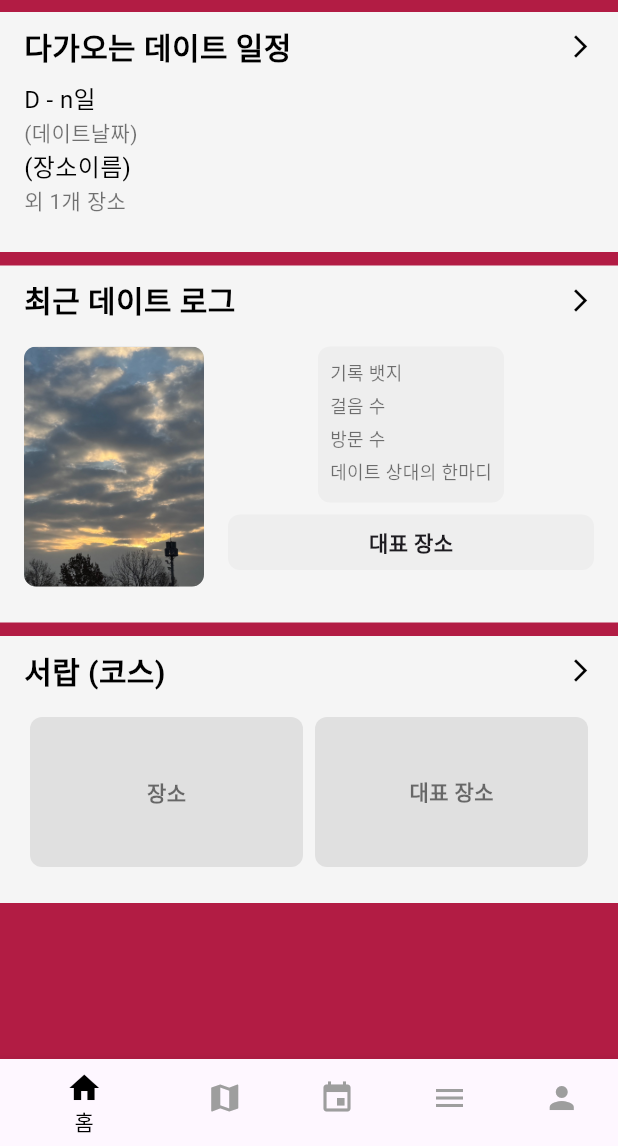
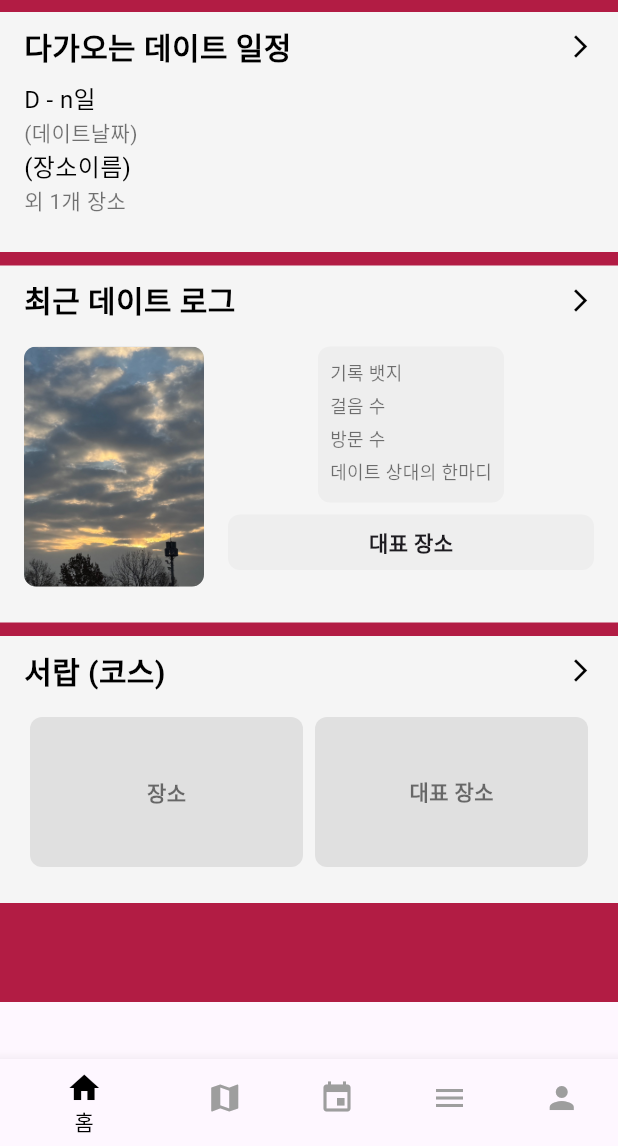
Before and after one commit to SeulHwa1/DateCourse, a Flutter app: the screen it shows after launch, on a phone screen of 412 x 824 dp, the part 90-1236 px from its top. Run offline on Flutter 3.47's test engine with Material 3 defaults, Android fonts, the phone set to English and light mode, and no system bars.

Commit message:
Bottom Overflowed By 4 Pixels 오류 해결

```diff
--- a/lib/screens/main_screen.dart
+++ b/lib/screens/main_screen.dart
@@ -1,7 +1,7 @@
 import 'package:flutter/material.dart';
-import '../components/white_box1.dart'; // WhiteBox 컴포넌트 사용
-import 'date_plan.dart'; // DatePlan 화면으로 이동
-import 'date_log.dart'; // DateLog 화면으로 이동
+import '../components/white_box1.dart';
+import 'date_plan.dart';
+import 'date_log.dart';
 import 'date_course.dart';
 
 class MainScreen extends StatelessWidget {
@@ -10,8 +10,9 @@ class MainScreen extends StatelessWidget {
   @override
   Widget build(BuildContext context) {
     return Scaffold(
-      body: Container(
-        color: Color(0xFFB21C44), // 전체 배경색 설정 (빨간색)
+      body: SingleChildScrollView(
+        child: Container(
+          color: const Color(0xFFB21C44), // 전체 배경색 설정 (빨간색)
           child: Column(
             children: [
               // 첫 번째 WhiteBox
@@ -24,14 +25,11 @@ class MainScreen extends StatelessWidget {
                 onTap: () {
                   Navigator.push(
                     context,
-                  MaterialPageRoute(
-                      builder: (context) => DatePlan()), // DatePlan으로 이동
+                    MaterialPageRoute(builder: (context) => DatePlan()),
                   );
                 },
               ),
-
-            // WhiteBox 사이 간격
-            SizedBox(height: 1.0),
+              const SizedBox(height: 1.0),
 
               // 두 번째 WhiteBox (최근 데이트 로그)
               WhiteBox(
@@ -39,24 +37,18 @@ class MainScreen extends StatelessWidget {
                 child: Row(
                   crossAxisAlignment: CrossAxisAlignment.start,
                   children: [
-                  // 왼쪽 사진 영역
                     _buildImageSection(),
-
-                  // 오른쪽 정보 영역
                     _buildInfoSection(),
                   ],
                 ),
                 onTap: () {
                   Navigator.push(
                     context,
-                  MaterialPageRoute(
-                      builder: (context) => DateLog()), // DateLog으로 이동
+                    MaterialPageRoute(builder: (context) => DateLog()),
                   );
                 },
               ),
-
-            // WhiteBox 사이 간격
-            SizedBox(height: 1.0),
+              const SizedBox(height: 1.0),
 
               // 새로운 WhiteBox (서랍 (코스))
               WhiteBox(
@@ -71,19 +63,18 @@ class MainScreen extends StatelessWidget {
                 onTap: () {
                   Navigator.push(
                     context,
-                  MaterialPageRoute(
-                      builder: (context) => DateCourse()), // DateCourse으로 이동
+                    MaterialPageRoute(builder: (context) => DateCourse()),
                   );
                 },
               ),
+              const SizedBox(height: 16.0),
 
-            // 마지막 여백
-            SizedBox(height: 16.0),
-
-            Expanded(
-              child: Container(), // 나머지 공간은 투명하게 유지
+              Container(
+                height: 50.0, // 여백 높이 설정
+                color: const Color(0xFFB21C44), // 배경색 일치
               ),
             ],
+          ),
         ),
       ),
     );
@@ -94,7 +85,7 @@ class MainScreen extends StatelessWidget {
     return Container(
       width: 120,
       height: 160,
-      margin: EdgeInsets.only(right: 16.0),
+      margin: const EdgeInsets.only(right: 16.0),
       decoration: BoxDecoration(
         color: Colors.grey[300],
         borderRadius: BorderRadius.circular(8.0),
@@ -114,10 +105,9 @@ class MainScreen extends StatelessWidget {
     return Expanded(
       child: Column(
         children: [
-          // 상단 정보
           Container(
-            padding: EdgeInsets.all(8.0),
-            margin: EdgeInsets.only(bottom: 8.0),
+            padding: const EdgeInsets.all(8.0),
+            margin: const EdgeInsets.only(bottom: 8.0),
             decoration: BoxDecoration(
               color: Colors.grey[200],
               borderRadius: BorderRadius.circular(8.0),
@@ -132,14 +122,13 @@ class MainScreen extends StatelessWidget {
               ],
             ),
           ),
-          // 하단 대표 장소
           Container(
-            padding: EdgeInsets.all(8.0),
+            padding: const EdgeInsets.all(8.0),
             decoration: BoxDecoration(
               color: Colors.grey[200],
               borderRadius: BorderRadius.circular(8.0),
             ),
-            child: Center(
+            child: const Center(
               child: Text(
                 "대표 장소",
                 style: TextStyle(
@@ -160,7 +149,7 @@ class MainScreen extends StatelessWidget {
       padding: const EdgeInsets.only(bottom: 4.0),
       child: Text(
         text,
-        style: TextStyle(
+        style: const TextStyle(
           fontSize: 12,
           color: Colors.black54,
         ),
@@ -173,7 +162,7 @@ class MainScreen extends StatelessWidget {
     return Expanded(
       child: Container(
         height: 100,
-        margin: EdgeInsets.symmetric(horizontal: 4.0), // 간격 추가
+        margin: const EdgeInsets.symmetric(horizontal: 4.0),
         decoration: BoxDecoration(
           color: Colors.grey[300],
           borderRadius: BorderRadius.circular(8.0),
@@ -181,7 +170,7 @@ class MainScreen extends StatelessWidget {
         child: Center(
           child: Text(
             title,
-            style: TextStyle(
+            style: const TextStyle(
               fontSize: 14,
               fontWeight: FontWeight.bold,
               color: Colors.black54,
```
Lines whose indentation alone changed are shown as unchanged.
